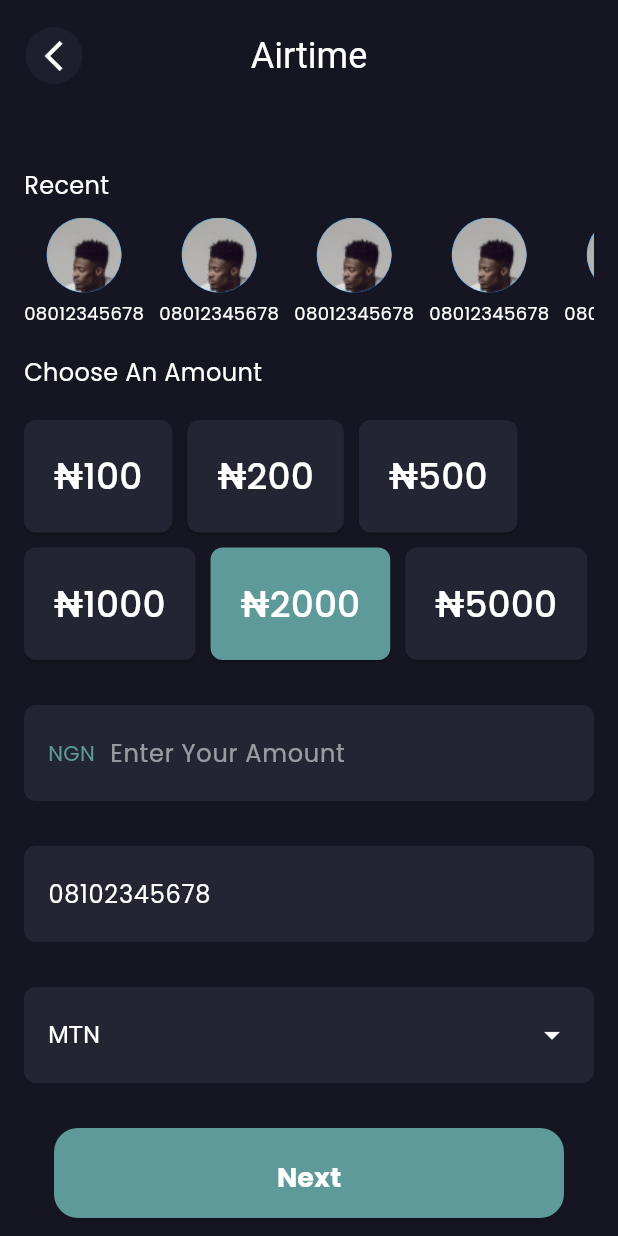
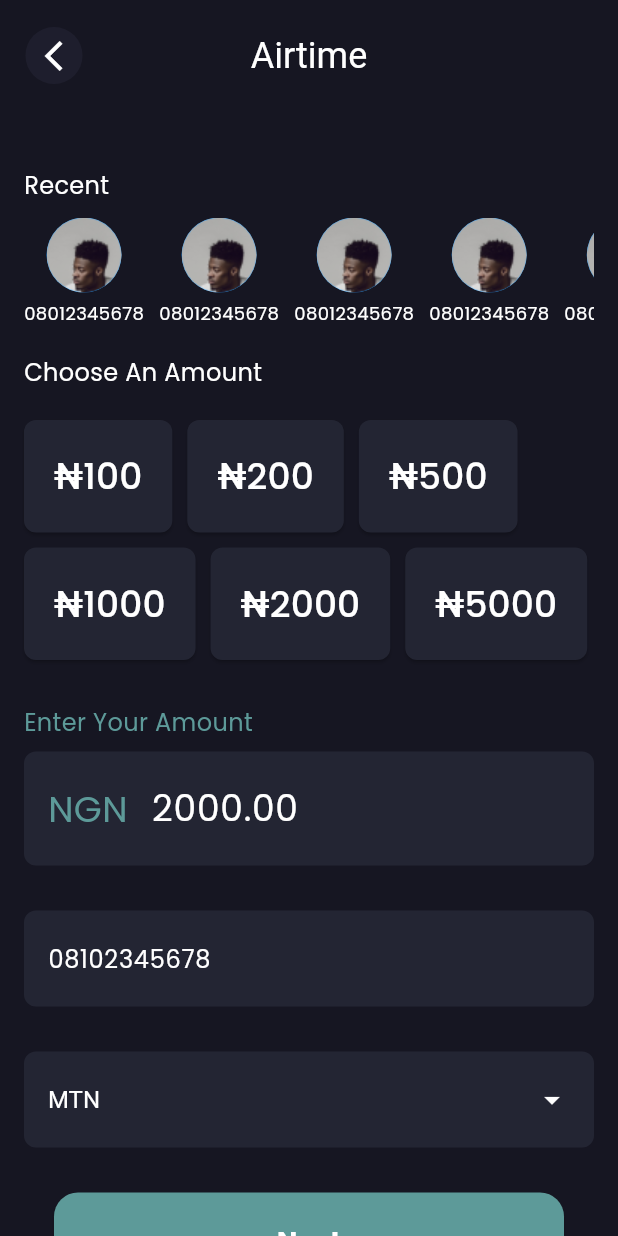
Before and after one commit to iEmmanuel104/plugx_app, a Flutter app: the AirtimeScreen screen opened directly, on a phone screen of 412 x 824 dp. Run offline on Flutter 3.47's test engine with Material 3 defaults, Android fonts, the light colour scheme and no system bars; our stand-ins replace google_fonts.

Commit message:
chore: Update airtime screen UI and styling

```diff
--- a/lib/screens/inner_screens/airtime_screen.dart
+++ b/lib/screens/inner_screens/airtime_screen.dart
@@ -1,8 +1,15 @@
 import 'package:flutter/material.dart';
 import '../../widgets/custom_button.dart';
+class AirtimeScreen extends StatefulWidget {
+  const AirtimeScreen({super.key});
 
-class AirtimeScreen extends StatelessWidget {
-  const AirtimeScreen({super.key});
+  @override
+  State<AirtimeScreen> createState() => _AirtimeScreenState();
+}
+
+class _AirtimeScreenState extends State<AirtimeScreen> {
+  final TextEditingController _amountController =
+      TextEditingController(text: '2000.00');
 
   @override
   Widget build(BuildContext context) {
@@ -63,7 +70,7 @@ class AirtimeScreen extends StatelessWidget {
                   _buildAmountButton('₦200'),
                   _buildAmountButton('₦500'),
                   _buildAmountButton('₦1000'),
-                  _buildAmountButton('₦2000', isSelected: true),
+                  _buildAmountButton('₦2000'),
                   _buildAmountButton('₦5000'),
                 ],
               ),
@@ -99,9 +106,14 @@ class AirtimeScreen extends StatelessWidget {
     );
   }
 
-  Widget _buildAmountButton(String amount, {bool isSelected = false}) {
+  Widget _buildAmountButton(String amount) {
+    bool isSelected = _amountController.text == amount.substring(1);
     return ElevatedButton(
-      onPressed: () {},
+      onPressed: () {
+        setState(() {
+          _amountController.text = amount.substring(1);
+        });
+      },
       style: ElevatedButton.styleFrom(
         backgroundColor:
             isSelected ? const Color(0xFF5D9A99) : const Color(0xFF232533),
@@ -114,28 +126,44 @@ class AirtimeScreen extends StatelessWidget {
   }
 
 Widget _buildAmountInput() {
-    return Container(
-      padding: const EdgeInsets.symmetric(horizontal: 16, vertical: 8),
+    return Column(
+      crossAxisAlignment: CrossAxisAlignment.start,
+      children: [
+        const Text(
+          'Enter Your Amount',
+          style: TextStyle(color: Color(0xFF5D9A99), fontSize: 16),
+        ),
+        const SizedBox(height: 8),
+        Container(
+          padding: const EdgeInsets.symmetric(horizontal: 16, vertical: 12),
           decoration: BoxDecoration(
             color: const Color(0xFF232533),
             borderRadius: BorderRadius.circular(8),
           ),
-      child: const Row(
+          child: Row(
             children: [
-          Text('NGN', style: TextStyle(color: Color(0xFF5D9A99))),
-          SizedBox(width: 10),
+              const Text('NGN',
+                  style: TextStyle(color: Color(0xFF5D9A99), fontSize: 24)),
+              const SizedBox(width: 16),
               Expanded(
                 child: TextField(
-              style: TextStyle(color: Colors.white),
-              decoration: InputDecoration(
+                  controller: _amountController,
+                  style: const TextStyle(color: Colors.white, fontSize: 24),
+                  decoration: const InputDecoration(
                     border: InputBorder.none,
-                hintText: 'Enter Your Amount',
+                    hintText: '0.00',
                     hintStyle: TextStyle(color: Colors.white54),
                   ),
+                  keyboardType: TextInputType.number,
+                  onChanged: (value) {
+                    setState(() {});
+                  },
                 ),
               ),
             ],
           ),
+        ),
+      ],
     );
   }
 
```
Lines whose indentation alone changed are shown as unchanged.
